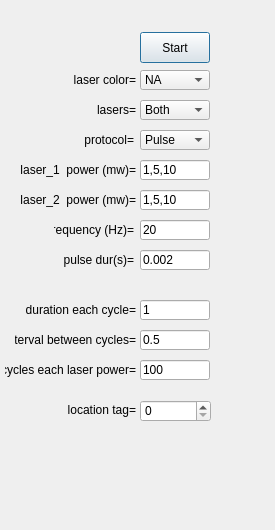
This is src/foraging_gui/OpticalTagging.ui in AllenNeuralDynamics/dynamic-foraging-task as Qt 5 draws it before an edit. The edited form follows.
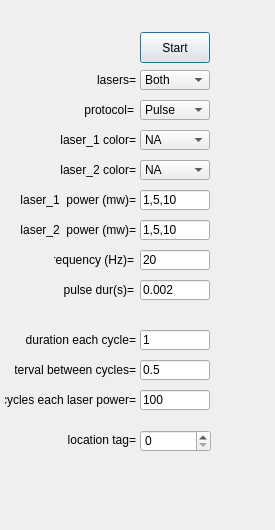
This is the edited form.

Commit message: separating laser 1 color and laser 2 color

```diff
--- a/src/foraging_gui/OpticalTagging.ui
+++ b/src/foraging_gui/OpticalTagging.ui
@@ -17,7 +17,7 @@
    <property name="geometry">
     <rect>
      <x>60</x>
-     <y>100</y>
+     <y>70</y>
      <width>76</width>
      <height>20</height>
     </rect>
@@ -42,7 +42,7 @@
    <property name="geometry">
     <rect>
      <x>60</x>
-     <y>70</y>
+     <y>130</y>
      <width>76</width>
      <height>20</height>
     </rect>
@@ -54,7 +54,7 @@
     </size>
    </property>
    <property name="text">
-    <string>laser color=</string>
+    <string>laser_1 color=</string>
    </property>
    <property name="alignment">
     <set>Qt::AlignRight|Qt::AlignTrailing|Qt::AlignVCenter</set>
@@ -64,7 +64,7 @@
    <property name="geometry">
     <rect>
      <x>140</x>
-     <y>130</y>
+     <y>100</y>
      <width>70</width>
      <height>20</height>
     </rect>
@@ -94,7 +94,7 @@
    <property name="geometry">
     <rect>
      <x>58</x>
-     <y>250</y>
+     <y>280</y>
      <width>76</width>
      <height>20</height>
     </rect>
@@ -119,7 +119,7 @@
    <property name="geometry">
     <rect>
      <x>58</x>
-     <y>130</y>
+     <y>100</y>
      <width>76</width>
      <height>20</height>
     </rect>
@@ -144,7 +144,7 @@
    <property name="geometry">
     <rect>
      <x>20</x>
-     <y>190</y>
+     <y>220</y>
      <width>116</width>
      <height>20</height>
     </rect>
@@ -163,7 +163,7 @@
    <property name="geometry">
     <rect>
      <x>54</x>
-     <y>220</y>
+     <y>250</y>
      <width>80</width>
      <height>20</height>
     </rect>
@@ -188,7 +188,7 @@
    <property name="geometry">
     <rect>
      <x>140</x>
-     <y>70</y>
+     <y>130</y>
      <width>70</width>
      <height>20</height>
     </rect>
@@ -238,7 +238,7 @@
    <property name="geometry">
     <rect>
      <x>140</x>
-     <y>100</y>
+     <y>70</y>
      <width>70</width>
      <height>20</height>
     </rect>
@@ -278,7 +278,7 @@
    <property name="geometry">
     <rect>
      <x>140</x>
-     <y>250</y>
+     <y>280</y>
      <width>70</width>
      <height>20</height>
     </rect>
@@ -300,7 +300,7 @@
    <property name="geometry">
     <rect>
      <x>20</x>
-     <y>160</y>
+     <y>190</y>
      <width>116</width>
      <height>20</height>
     </rect>
@@ -322,7 +322,7 @@
    <property name="geometry">
     <rect>
      <x>140</x>
-     <y>220</y>
+     <y>250</y>
      <width>70</width>
      <height>20</height>
     </rect>
@@ -347,7 +347,7 @@
    <property name="geometry">
     <rect>
      <x>140</x>
-     <y>160</y>
+     <y>190</y>
      <width>70</width>
      <height>20</height>
     </rect>
@@ -372,7 +372,7 @@
    <property name="geometry">
     <rect>
      <x>140</x>
-     <y>190</y>
+     <y>220</y>
      <width>70</width>
      <height>20</height>
     </rect>
@@ -410,7 +410,7 @@
    <property name="geometry">
     <rect>
      <x>60</x>
-     <y>400</y>
+     <y>430</y>
      <width>76</width>
      <height>20</height>
     </rect>
@@ -435,7 +435,7 @@
    <property name="geometry">
     <rect>
      <x>140</x>
-     <y>400</y>
+     <y>430</y>
      <width>71</width>
      <height>22</height>
     </rect>
@@ -448,7 +448,7 @@
    <property name="geometry">
     <rect>
      <x>15</x>
-     <y>300</y>
+     <y>330</y>
      <width>121</width>
      <height>20</height>
     </rect>
@@ -476,7 +476,7 @@
    <property name="geometry">
     <rect>
      <x>140</x>
-     <y>300</y>
+     <y>330</y>
      <width>70</width>
      <height>20</height>
     </rect>
@@ -501,7 +501,7 @@
    <property name="geometry">
     <rect>
      <x>15</x>
-     <y>330</y>
+     <y>360</y>
      <width>121</width>
      <height>20</height>
     </rect>
@@ -529,7 +529,7 @@
    <property name="geometry">
     <rect>
      <x>140</x>
-     <y>330</y>
+     <y>360</y>
      <width>70</width>
      <height>20</height>
     </rect>
@@ -554,7 +554,7 @@
    <property name="geometry">
     <rect>
      <x>140</x>
-     <y>360</y>
+     <y>390</y>
      <width>70</width>
      <height>20</height>
     </rect>
@@ -579,7 +579,7 @@
    <property name="geometry">
     <rect>
      <x>5</x>
-     <y>360</y>
+     <y>390</y>
      <width>131</width>
      <height>20</height>
     </rect>
@@ -600,6 +600,78 @@
     <set>Qt::AlignRight|Qt::AlignTrailing|Qt::AlignVCenter</set>
    </property>
   </widget>
+  <widget class="QComboBox" name="Laser2Color">
+   <property name="geometry">
+    <rect>
+     <x>140</x>
+     <y>160</y>
+     <width>70</width>
+     <height>20</height>
+    </rect>
+   </property>
+   <property name="sizePolicy">
+    <sizepolicy hsizetype="Expanding" vsizetype="Expanding">
+     <horstretch>0</horstretch>
+     <verstretch>0</verstretch>
+    </sizepolicy>
+   </property>
+   <property name="maximumSize">
+    <size>
+     <width>70</width>
+     <height>16777215</height>
+    </size>
+   </property>
+   <property name="currentIndex">
+    <number>4</number>
+   </property>
+   <item>
+    <property name="text">
+     <string>Blue</string>
+    </property>
+   </item>
+   <item>
+    <property name="text">
+     <string>Red</string>
+    </property>
+   </item>
+   <item>
+    <property name="text">
+     <string>Orange</string>
+    </property>
+   </item>
+   <item>
+    <property name="text">
+     <string>Green</string>
+    </property>
+   </item>
+   <item>
+    <property name="text">
+     <string>NA</string>
+    </property>
+   </item>
+  </widget>
+  <widget class="QLabel" name="label1_4">
+   <property name="geometry">
+    <rect>
+     <x>60</x>
+     <y>160</y>
+     <width>76</width>
+     <height>20</height>
+    </rect>
+   </property>
+   <property name="maximumSize">
+    <size>
+     <width>90</width>
+     <height>16777215</height>
+    </size>
+   </property>
+   <property name="text">
+    <string>laser_2 color=</string>
+   </property>
+   <property name="alignment">
+    <set>Qt::AlignRight|Qt::AlignTrailing|Qt::AlignVCenter</set>
+   </property>
+  </widget>
  </widget>
  <resources/>
  <connections/>
```
Left out of the diff: 2 changed lines with no effect on the pictures.
